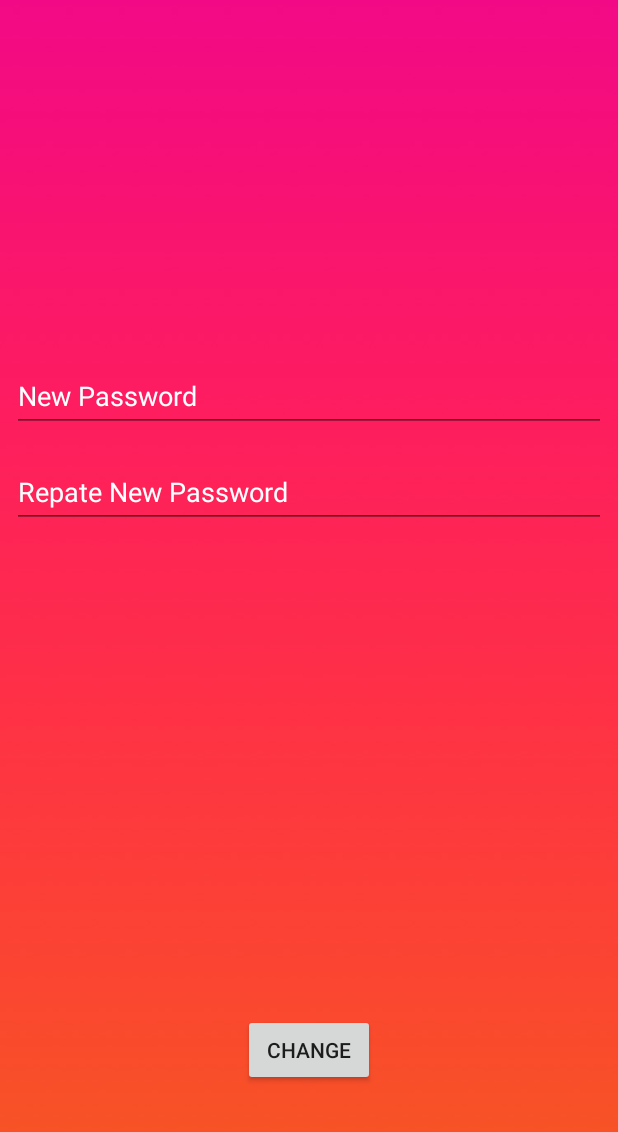
After one commit to Garibyan/TBC_Midterm, an Android app: the PasswordChangeFragment screen opened through its navigation route, on a phone screen of 412 x 824 dp. The commit adds this screen. Shown: the top 1132 px of the screen. Run offline under Robolectric (Android 15) with nearby library versions, the light colour scheme and no system bars.

Commit message:
update login, registration , logout , navigation, added password recovery

```diff
--- a/app/src/main/java/com/garibyan/armen/tbc_midterm/view/tabs/SettingsFragment.kt
+++ b/app/src/main/java/com/garibyan/armen/tbc_midterm/view/tabs/SettingsFragment.kt
@@ -20,10 +20,6 @@ class SettingsFragment : BaseFragment<FragmentSettingsBinding>(
 
         mailTextView.text = User.UserInstance.userData!!.email
 
-        binding.passChange.setOnClickListener {
-            findNavController().navigate(SettingsFragmentDirections.actionSettingsFragmentToPasswordResetFragment())
-        }
-
         onClick()
     }
     private fun onClick (){
@@ -31,6 +27,5 @@ class SettingsFragment : BaseFragment<FragmentSettingsBinding>(
                 AuthenticationManager.logOut()
                 findNavController().navigate(SettingsFragmentDirections.actionSettingsFragmentToWelcomeFragment2())
             }
-
         }
     }
--- /dev/null
+++ b/app/src/main/res/layout/fragment_recovery_password2.xml
@@ -0,0 +1,60 @@
+<?xml version="1.0" encoding="utf-8"?>
+<FrameLayout xmlns:android="http://schemas.android.com/apk/res/android"
+    xmlns:app="http://schemas.android.com/apk/res-auto"
+    xmlns:tools="http://schemas.android.com/tools"
+    android:layout_width="match_parent"
+    android:layout_height="match_parent"
+    android:background="@drawable/img_2">
+
+    <androidx.constraintlayout.widget.ConstraintLayout
+        android:layout_width="match_parent"
+        android:layout_height="match_parent">
+
+        <EditText
+            android:id="@+id/recPass2New"
+            android:layout_width="match_parent"
+            android:layout_height="wrap_content"
+            android:layout_marginStart="8dp"
+            android:layout_marginTop="240dp"
+            android:layout_marginEnd="8dp"
+            android:layout_marginBottom="16dp"
+            android:ems="10"
+            android:hint="New Password"
+            android:inputType="textPassword"
+            android:minHeight="48dp"
+            android:textColorHint="#FFFFFF"
+            app:layout_constraintBottom_toTopOf="@+id/recPass2Rep"
+            app:layout_constraintEnd_toEndOf="parent"
+            app:layout_constraintStart_toStartOf="parent"
+            app:layout_constraintTop_toTopOf="parent"
+            app:layout_constraintVertical_bias="0.51" />
+
+        <EditText
+            android:id="@+id/recPass2Rep"
+            android:layout_width="match_parent"
+            android:layout_height="wrap_content"
+            android:layout_marginStart="8dp"
+            android:layout_marginTop="16dp"
+            android:layout_marginEnd="8dp"
+            android:ems="10"
+            android:hint="Repate New Password"
+            android:inputType="textPassword"
+            android:minHeight="48dp"
+            android:textColorHint="#FFFFFF"
+            app:layout_constraintEnd_toEndOf="parent"
+            app:layout_constraintStart_toStartOf="parent"
+            app:layout_constraintTop_toBottomOf="@+id/recPass2New" />
+
+        <Button
+            android:id="@+id/recPass2Btn"
+            android:layout_width="wrap_content"
+            android:layout_height="wrap_content"
+            android:layout_marginStart="8dp"
+            android:layout_marginEnd="8dp"
+            android:layout_marginBottom="100dp"
+            android:text="Change"
+            app:layout_constraintBottom_toBottomOf="parent"
+            app:layout_constraintEnd_toEndOf="parent"
+            app:layout_constraintStart_toStartOf="parent" />
+    </androidx.constraintlayout.widget.ConstraintLayout>
+</FrameLayout>
--- a/app/src/main/res/navigation/main_graph.xml
+++ b/app/src/main/res/navigation/main_graph.xml
@@ -18,6 +18,9 @@
         <action
             android:id="@+id/action_loginFragment_to_registrationFragment"
             app:destination="@id/registrationFragment" />
+        <action
+            android:id="@+id/action_loginFragment_to_resetPasswordFragment"
+            app:destination="@id/resetPasswordFragment" />
     </fragment>
     <fragment
         android:id="@+id/registrationFragment"
@@ -52,4 +55,20 @@
             app:popUpTo="@id/main_graph"
             app:popUpToInclusive="true" />
     </fragment>
+    <fragment
+        android:id="@+id/passwordChangeFragment"
+        android:name="com.garibyan.armen.tbc_midterm.view.tabs.PasswordChangeFragment"
+        android:label="PasswordChangeFragment" >
+        <action
+            android:id="@+id/action_passwordChangeFragment_to_tabsFragment"
+            app:destination="@id/tabsFragment" />
+    </fragment>
+    <fragment
+        android:id="@+id/resetPasswordFragment"
+        android:name="com.garibyan.armen.tbc_midterm.view.tabs.ResetPasswordFragment"
+        android:label="ResetPasswordFragment" >
+        <action
+            android:id="@+id/action_resetPasswordFragment_to_passwordChangeFragment"
+            app:destination="@id/passwordChangeFragment" />
+    </fragment>
 </navigation>
```
Also changed, not shown: app/src/main/java/com/garibyan/armen/tbc_midterm/view/auth/LoginFragment.kt (+13 -3 lines), app/src/main/java/com/garibyan/armen/tbc_midterm/view/auth/RegistrationFragment.kt (+6 -3 lines), app/src/main/java/com/garibyan/armen/tbc_midterm/view/tabs/PasswordChangeFragment.kt (added, +59 -0 lines), app/src/main/java/com/garibyan/armen/tbc_midterm/view/tabs/PasswordResetFragment.kt (deleted, +0 -20 lines), app/src/main/java/com/garibyan/armen/tbc_midterm/view/tabs/ResetPasswordFragment.kt (added, +48 -0 lines), app/src/main/res/layout/fragment_login.xml (+15 -2 lines), app/src/main/res/layout/fragment_password_reset.xml (deleted, +0 -82 lines), app/src/main/res/layout/fragment_recovery_password.xml (added, +62 -0 lines), app/src/main/res/values/strings.xml (+18 -0 lines).
